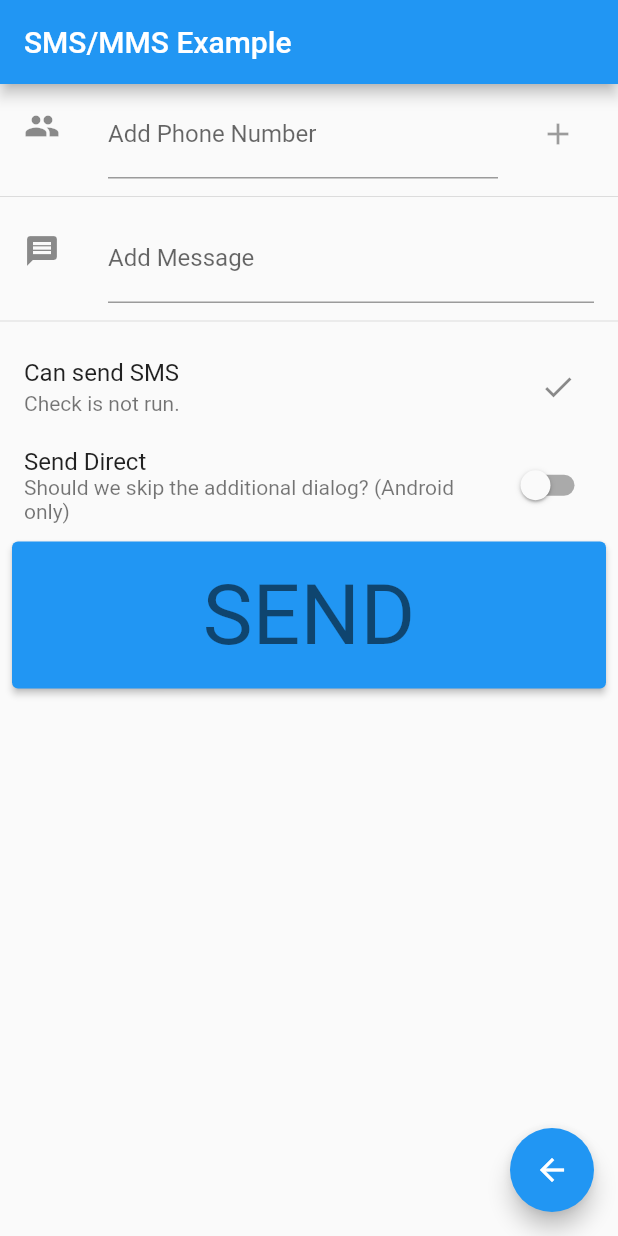
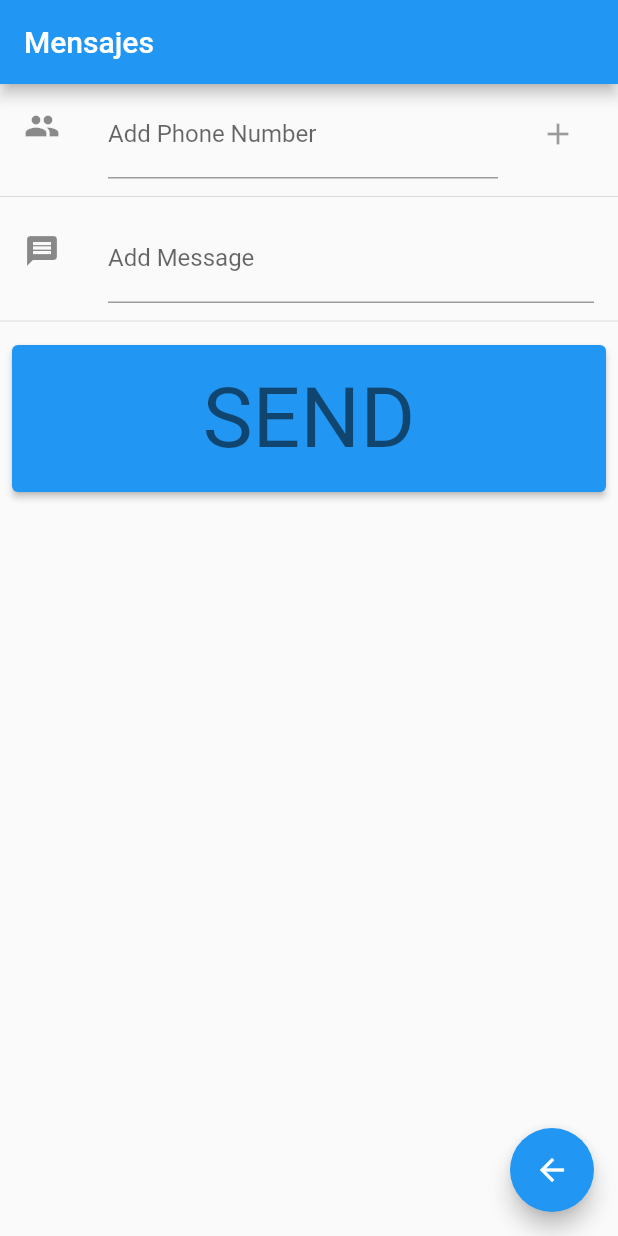
Before and after one commit to Jheyson-911/trabajo_moviles, a Flutter app: the screen it shows after launch, after a tap on "Enviar un mensaje", on a phone screen of 412 x 824 dp. Run offline on Flutter 3.47's test engine with Material 2 defaults, Android fonts, the phone set to English and light mode, and no system bars; missing offline and left inert: flutter_phone_direct_caller, flutter_sms.

Commit message:
finalizacion de algunos detalles

```diff
--- a/lib/call.dart
+++ b/lib/call.dart
@@ -26,7 +26,7 @@ class _CallState extends State<Call> {
     return MaterialApp(
       home: Scaffold(
         appBar: AppBar(
-          title: const Text('Plugin example app'),
+          title: const Text('Llamadas'),
         ),
         body: Column(
           children: <Widget>[
--- a/lib/main.dart
+++ b/lib/main.dart
@@ -15,33 +15,15 @@ class MyApp extends StatelessWidget {
     return MaterialApp(
       title: 'Flutter Demo',
       theme: ThemeData(
-        // This is the theme of your application.
-        //
-        // Try running your application with "flutter run". You'll see the
-        // application has a blue toolbar. Then, without quitting the app, try
-        // changing the primarySwatch below to Colors.green and then invoke
-        // "hot reload" (press "r" in the console where you ran "flutter run",
-        // or simply save your changes to "hot reload" in a Flutter IDE).
-        // Notice that the counter didn't reset back to zero; the application
-        // is not restarted.
         primarySwatch: Colors.blue,
       ),
-      home: const MyHomePage(title: 'Flutter Demo Home Page'),
+      home: const MyHomePage(title: 'Trabajo moviles'),
     );
   }
 }
 
 class MyHomePage extends StatefulWidget {
   const MyHomePage({super.key, required this.title});
-
-  // This widget is the home page of your application. It is stateful, meaning
-  // that it has a State object (defined below) that contains fields that affect
-  // how it looks.
-
-  // This class is the configuration for the state. It holds the values (in this
-  // case the title) provided by the parent (in this case the App widget) and
-  // used by the build method of the State. Fields in a Widget subclass are
-  // always marked "final".
 
   final String title;
 
@@ -54,27 +36,14 @@ class _MyHomePageState extends State<MyHomePage> {
 
   void _incrementCounter() {
     setState(() {
-      // This call to setState tells the Flutter framework that something has
-      // changed in this State, which causes it to rerun the build method below
-      // so that the display can reflect the updated values. If we changed
-      // _counter without calling setState(), then the build method would not be
-      // called again, and so nothing would appear to happen.
       _counter++;
     });
   }
 
   @override
   Widget build(BuildContext context) {
-    // This method is rerun every time setState is called, for instance as done
-    // by the _incrementCounter method above.
-    //
-    // The Flutter framework has been optimized to make rerunning build methods
-    // fast, so that you can just rebuild anything that needs updating rather
-    // than having to individually change instances of widgets.
     return Scaffold(
       appBar: AppBar(
-        // Here we take the value from the MyHomePage object that was created by
-        // the App.build method, and use it to set our appbar title.
         title: Text(widget.title),
       ),
       body: Center(
@@ -111,8 +80,6 @@ class _MyHomePageState extends State<MyHomePage> {
         tooltip: 'Increment',
         child: const Icon(Icons.add),
       ),
-
-      // This trailing comma makes auto-formatting nicer for build methods.
     );
   }
 }
--- a/lib/sms.dart
+++ b/lib/sms.dart
@@ -91,7 +91,7 @@ class _SmsAppState extends State<SmsApp> {
         debugShowCheckedModeBanner: false,
         home: Scaffold(
           appBar: AppBar(
-            title: const Text('SMS/MMS Example'),
+            title: const Text('Mensajes'),
           ),
           body: ListView(
             children: <Widget>[
@@ -140,27 +140,27 @@ class _SmsAppState extends State<SmsApp> {
                 ),
               ),
               const Divider(),
-              ListTile(
-                title: const Text('Can send SMS'),
-                subtitle: Text(_canSendSMSMessage),
-                trailing: IconButton(
-                  padding: const EdgeInsets.symmetric(vertical: 16),
-                  icon: const Icon(Icons.check),
-                  onPressed: () {
-                    _canSendSMS();
-                  },
-                ),
-              ),
-              SwitchListTile(
-                  title: const Text('Send Direct'),
-                  subtitle: const Text(
-                      'Should we skip the additional dialog? (Android only)'),
-                  value: sendDirect,
-                  onChanged: (bool newValue) {
-                    setState(() {
-                      sendDirect = newValue;
-                    });
-                  }),
+              // ListTile(
+              //   title: const Text('Can send SMS'),
+              //   subtitle: Text(_canSendSMSMessage),
+              //   trailing: IconButton(
+              //     padding: const EdgeInsets.symmetric(vertical: 16),
+              //     icon: const Icon(Icons.check),
+              //     onPressed: () {
+              //       _canSendSMS();
+              //     },
+              //   ),
+              // ),
+              // SwitchListTile(
+              //     title: const Text('Send Direct'),
+              //     subtitle: const Text(
+              //         'Should we skip the additional dialog? (Android only)'),
+              //     value: sendDirect,
+              //     onChanged: (bool newValue) {
+              //       setState(() {
+              //         sendDirect = newValue;
+              //       });
+              //     }),
               Padding(
                 padding: const EdgeInsets.all(8),
                 child: ElevatedButton(
```
